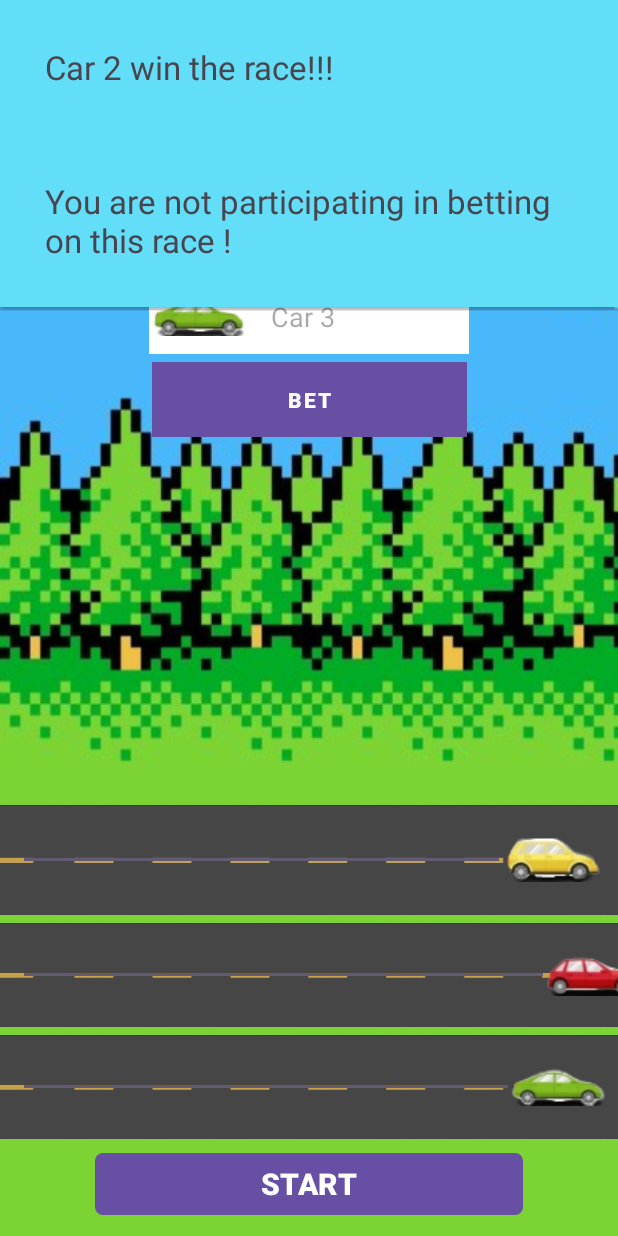
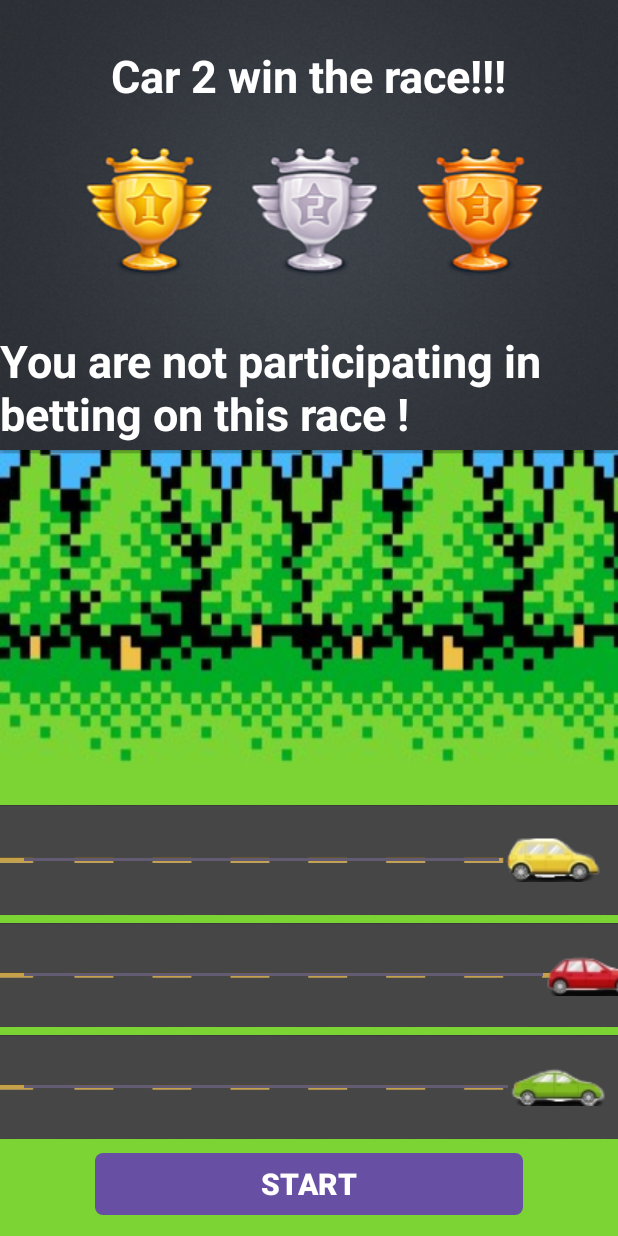
Before and after one commit to ChanhXaoSa/MobileGameProjectPRM, an Android app: the InGameActivity screen opened directly, with no data from a screen before it, after a tap on "BET", on a phone screen of 412 x 824 dp. Run offline under Robolectric (Android 15) with nearby library versions, the phone set to English and light mode, and no system bars; 1 other tap on this screen came first.

Commit message:
Update UI game

```diff
--- a/app/src/main/res/layout/activity_winner_popup.xml
+++ b/app/src/main/res/layout/activity_winner_popup.xml
@@ -3,25 +3,28 @@
     xmlns:android="http://schemas.android.com/apk/res/android"
     android:layout_width="wrap_content"
     android:layout_height="wrap_content"
-    android:background="#62def8">
+    android:background="@drawable/winner">
 
     <TextView
         android:id="@+id/tvWinnerCarName"
         android:layout_width="wrap_content"
         android:layout_height="wrap_content"
-        android:layout_margin="30dp"
-        android:layout_alignParentLeft="true"
-        android:text=""
-        android:textSize="22sp" />
+        android:layout_centerHorizontal="true"
+        android:layout_marginTop="30dp"
+        android:textColor="@color/white"
+        android:textSize="30dp"
+        android:textStyle="bold"
+        android:text="Winner" />
 
     <TextView
         android:id="@+id/tvWinnerMoneyGet"
         android:layout_width="wrap_content"
         android:layout_height="wrap_content"
-        android:layout_margin="30dp"
-        android:layout_below="@id/tvWinnerCarName"
-        android:layout_alignParentLeft="true"
-        android:text=""
-        android:textSize="22sp" />
+        android:layout_centerHorizontal="true"
+        android:layout_marginTop="220dp"
+        android:text="Money"
+        android:textColor="@color/white"
+        android:textSize="30dp"
+        android:textStyle="bold" />
 
 </RelativeLayout>
```
Also changed, not shown: app/src/main/java/com/example/gameteamproject/LoginActivity.java (+28 -2 lines), app/src/main/java/com/example/gameteamproject/RegisterActivity.java (+19 -0 lines), app/src/main/res/drawable/winner.png (added).
